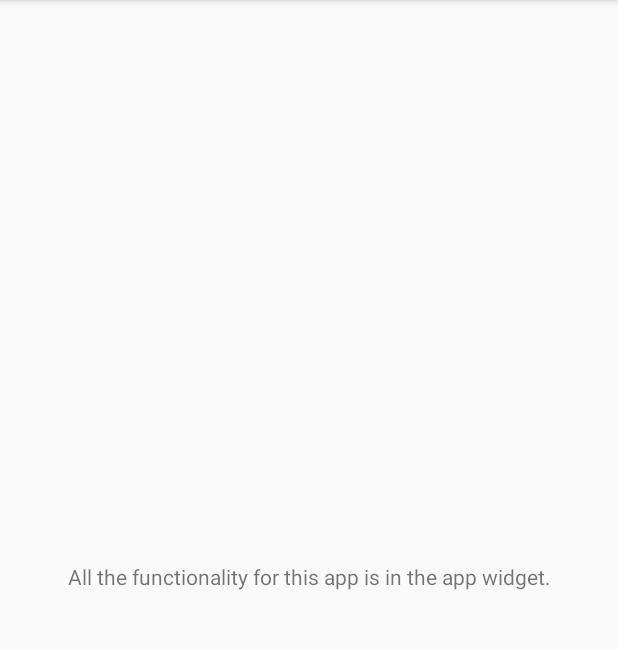
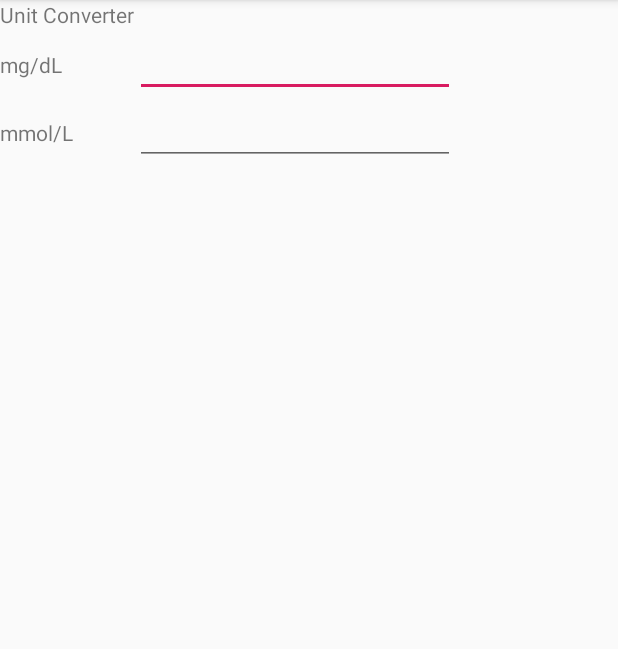
Before and after one commit to MotorMike/DiabetesCalculator, an Android app: the screen it shows after launch (MainActivity), on a phone screen of 412 x 824 dp, the part 84-733 px from its top. Run offline under Robolectric (Android 15) with nearby library versions, the phone set to English and light mode, and no system bars.

Commit message:
main app has crud converter

```diff
--- a/src/app/src/main/java/com/example/diabetescalculator/MainActivity.kt
+++ b/src/app/src/main/java/com/example/diabetescalculator/MainActivity.kt
@@ -2,11 +2,47 @@ package com.example.diabetescalculator
 
 import androidx.appcompat.app.AppCompatActivity
 import android.os.Bundle
+import android.text.Editable
+import android.text.TextWatcher
+import android.view.KeyEvent
+import android.widget.Button
+import android.widget.TextView
+import android.widget.Toast
+import android.view.inputmethod.EditorInfo
+import android.widget.EditText
+import android.widget.TextView.OnEditorActionListener
+import kotlinx.android.synthetic.main.activity_main.*
+import kotlinx.android.synthetic.main.activity_main.view.*
+
 
 class MainActivity : AppCompatActivity() {
+
+    lateinit var mgInput: EditText
+    lateinit var mmlInput: EditText
 
     override fun onCreate(savedInstanceState: Bundle?) {
         super.onCreate(savedInstanceState)
         setContentView(R.layout.activity_main)
+
+        mgInput = findViewById<EditText>(R.id.mgInput)
+        mmlInput = findViewById<EditText>(R.id.mmlInput)
+
+        mgInput.setOnClickListener {
+            convert("fromMg")
+        }
+        mmlInput.setOnClickListener {
+            convert("fromMml")
+        }
+
+    }
+
+    private fun convert(direction: String) {
+        if (direction == "fromMg") {
+            val value = Integer.parseInt(mgInput.text.toString()) / 18
+            mmlInput.setText( value.toString())
+        } else {
+            val value = Integer.parseInt(mmlInput.text.toString()) * 18
+            mgInput.setText( value.toString())
+        }
     }
 }
--- a/src/app/src/main/res/layout/activity_main.xml
+++ b/src/app/src/main/res/layout/activity_main.xml
@@ -7,13 +7,64 @@
         android:layout_height="match_parent"
         tools:context=".MainActivity">
 
-    <TextView
-            android:layout_width="wrap_content"
-            android:layout_height="wrap_content"
-            android:text="All the functionality for this app is in the app widget."
-            app:layout_constraintBottom_toBottomOf="parent"
-            app:layout_constraintLeft_toLeftOf="parent"
-            app:layout_constraintRight_toRightOf="parent"
-            app:layout_constraintTop_toTopOf="parent"/>
+    <TableLayout
+            android:layout_width="match_parent"
+            android:layout_height="match_parent">
+
+        <TableRow
+                android:layout_width="match_parent"
+                android:layout_height="match_parent" >
+
+            <TextView
+                    android:id="@+id/textView3"
+                    android:layout_width="wrap_content"
+                    android:layout_height="wrap_content"
+                    android:text="Unit Converter" />
+        </TableRow>
+
+        <TableRow
+                android:layout_width="match_parent"
+                android:layout_height="match_parent" >
+
+            <TextView
+                    android:id="@+id/mgLabel"
+                    android:layout_width="wrap_content"
+                    android:layout_height="wrap_content"
+                    android:text="mg/dL" />
+
+            <EditText
+                    android:id="@+id/mgInput"
+                    android:layout_width="wrap_content"
+                    android:layout_height="wrap_content"
+                    android:ems="10"
+                    android:inputType="number"
+                    android:phoneNumber="false" />
+
+        </TableRow>
+
+        <TableRow
+                android:layout_width="match_parent"
+                android:layout_height="match_parent" >
+
+            <TextView
+                    android:id="@+id/mmolLable"
+                    android:layout_width="wrap_content"
+                    android:layout_height="wrap_content"
+                    android:text="mmol/L " />
+
+            <EditText
+                    android:id="@+id/mmlInput"
+                    android:layout_width="wrap_content"
+                    android:layout_height="wrap_content"
+                    android:ems="10"
+                    android:inputType="none|number" />
+
+        </TableRow>
+
+        <TableRow
+                android:layout_width="match_parent"
+                android:layout_height="match_parent" />
+    </TableLayout>
+
 
 </androidx.constraintlayout.widget.ConstraintLayout>
--- a/src/build.gradle
+++ b/src/build.gradle
@@ -8,7 +8,7 @@ buildscript {
 
     }
     dependencies {
-        classpath 'com.android.tools.build:gradle:3.4.2'
+        classpath 'com.android.tools.build:gradle:3.5.0'
         classpath "org.jetbrains.kotlin:kotlin-gradle-plugin:$kotlin_version"
         // NOTE: Do not place your application dependencies here; they belong
         // in the individual module build.gradle files
```
Also changed, not shown: src/app/src/main/AndroidManifest.xml (+5 -5 lines), src/app/src/main/java/com/example/diabetescalculator/Widget.java (added, +65 -0 lines), src/app/src/main/java/com/example/diabetescalculator/Widget.kt (deleted, +0 -44 lines), src/app/src/main/res/layout/widget.xml (+4 -4 lines), src/app/src/main/res/xml/widget_info.xml (added, +10 -0 lines), src/app/src/main/res/drawable/syringe2.png (added), src/gradle/wrapper/gradle-wrapper.properties.
